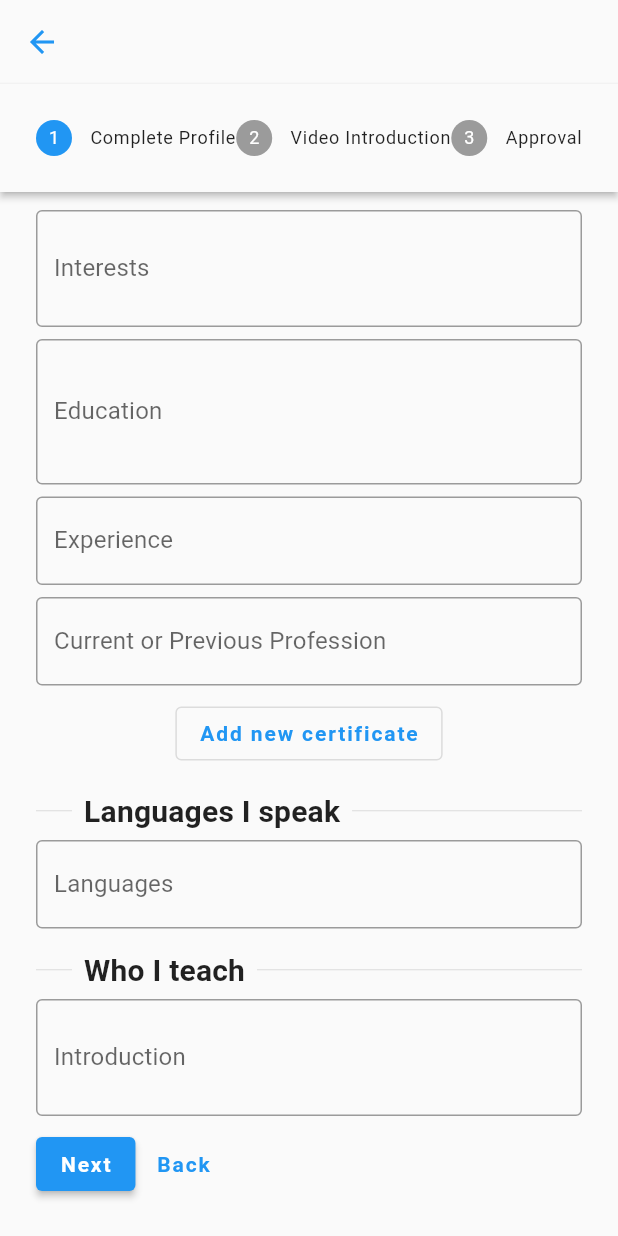
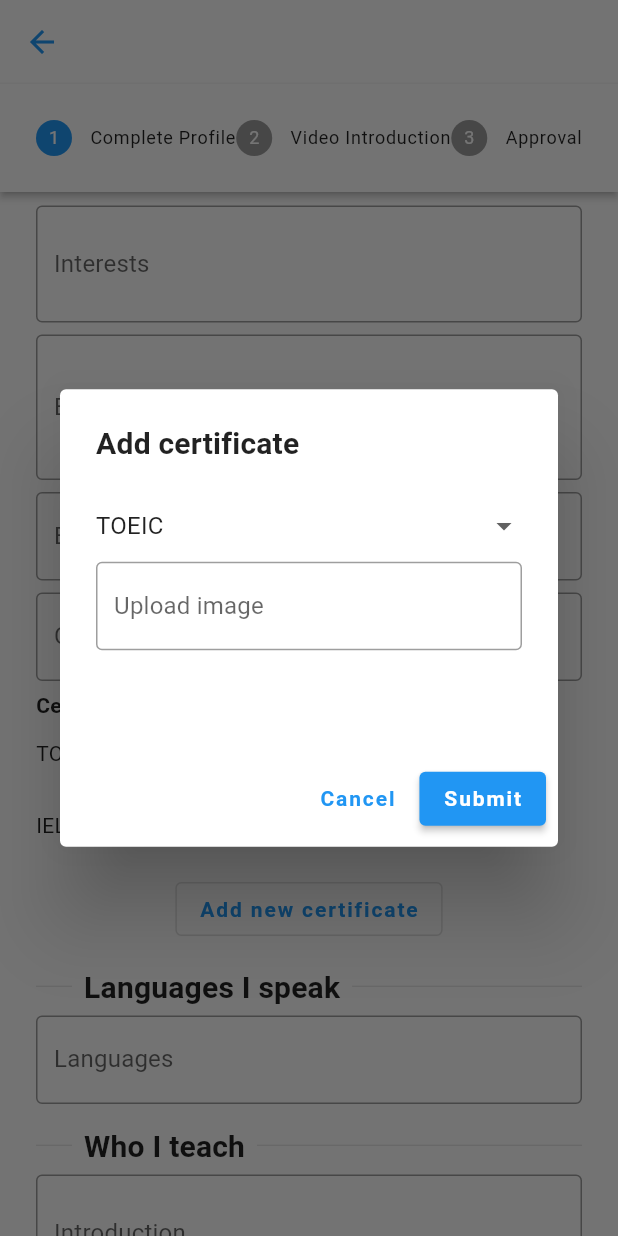
Before and after one commit to DiemUyen/CSC13118_LetTutor, a Flutter app: the BecomeTutorPage screen opened by its route, scrolled down 576 dp, after a tap on "Add new certificate", on a phone screen of 412 x 824 dp. Run offline on Flutter 3.47's test engine with Material 2 defaults, Android fonts, the phone set to English and light mode, and no system bars; our stand-ins replace flutter_rating_bar, font_awesome_flutter.

Commit message:
Fix minor errors & Update logo

```diff
--- a/let_tutor/lib/routes/profile/become_tutor_page.dart
+++ b/let_tutor/lib/routes/profile/become_tutor_page.dart
@@ -8,6 +8,8 @@ class BecomeTutorPage extends StatefulWidget {
   State<BecomeTutorPage> createState() => _BecomeTutorPageState();
 }
 
+enum LevelStudent { Beginner, Intermediate, Advanced }
+
 class _BecomeTutorPageState extends State<BecomeTutorPage> {
 
   var _index = 0;
@@ -15,6 +17,11 @@ class _BecomeTutorPageState extends State<BecomeTutorPage> {
   List<String> countries = ['Australia', 'Canada', 'China', 'Colombia', 'France', 'Indonesia', 'Japan', 'Malaysia', 'Philippines', 'UK', 'USA', 'Vietnam', 'Others'];
   var datePicker = '';
   List<String> tips = ['Find a clean and quiet space', 'Smile and look at the camera', 'Dress smart', 'Speak for 1 - 3 mintues', 'Brand yourself and have fun!'];
+  var certificates = {0: {'Certificate Type': 'TOEIC', 'Certificate':'.png'}, 1: {'Certificate Type':'IELTS', 'Certificate':'.png'}};
+  var certificateType = ['TOEIC', 'IELTS', 'TOEFL'];
+  LevelStudent? _levelStudent = LevelStudent.Beginner;
+  var selectedSpecialities = [false, false, false, false, false];
+  var specialities = ['English for Kids', 'English for Business', 'TOEIC', 'IELTS', 'TOEFL'];
 
   Widget header(BuildContext context, String header) {
     return Row(
@@ -154,6 +161,66 @@ class _BecomeTutorPageState extends State<BecomeTutorPage> {
     );
   }
 
+  Widget certificateDialog() {
+    return SizedBox(
+      width: 300,
+      height: 150,
+      child: Column(
+        children: [
+          DropdownButton<String>(
+            isExpanded: true,
+            underline: Container(
+              height: 0,
+            ),
+            value: certificateType.first,
+            items: certificateType.map<DropdownMenuItem<String>>((String value) {
+              return DropdownMenuItem<String>(value: value, child: Text(value));
+            }).toList(),
+            onChanged: (String? value) { },
+          ),
+          TextField(
+            decoration: const InputDecoration(
+              border: OutlineInputBorder(),
+              hintText: 'Upload image'
+            ),
+            onTap: () { },
+          )
+        ],
+      ),
+    );
+  }
+
+  Widget addNewCertificateButton() {
+    return OutlinedButton(
+      child: const Text('Add new certificate'),
+      onPressed: () async{
+        return showDialog(
+            context: context,
+            builder: (context) {
+              return AlertDialog(
+                title: const Text('Add certificate'),
+                content: certificateDialog(),
+                actions: [
+                  TextButton(
+                    onPressed: () {
+                      Navigator.pop(context, 'Cancel');
+                    },
+                    child: const Text('Cancel'),
+                  ),
+                  ElevatedButton(
+                    onPressed: () {
+                      Navigator.pop(context, 'Submit');
+                    },
+                    child: const Text('Submit'),
+                  )
+                ],
+              );
+            }
+        );
+      },
+    );
+  }
+
   Widget languagesField() {
     return TextFormField(
       maxLines: null,
@@ -173,6 +240,64 @@ class _BecomeTutorPageState extends State<BecomeTutorPage> {
           hintText: "Example: 'I was a doctor and can help you practice business and medical English'",
           labelText: 'Introduction'
       ),
+    );
+  }
+
+  Widget selectLevelStudents() {
+    return Column(
+      children: [
+        RadioListTile(
+          title: const Text('Beginner'),
+          value: LevelStudent.Beginner,
+          groupValue: _levelStudent,
+          onChanged: (LevelStudent? value) {
+            setState(() {
+              _levelStudent = value;
+            });
+          },
+        ),
+
+        RadioListTile(
+          title: const Text('Intermediate'),
+          value: LevelStudent.Intermediate,
+          groupValue: _levelStudent,
+          onChanged: (LevelStudent? value) {
+            setState(() {
+              _levelStudent = value;
+            });
+          },
+        ),
+
+        RadioListTile(
+          title: const Text('Advanced'),
+          value: LevelStudent.Advanced,
+          groupValue: _levelStudent,
+          onChanged: (LevelStudent? value) {
+            setState(() {
+              _levelStudent = value;
+            });
+          },
+        )
+      ],
+    );
+  }
+
+  Widget selectSpecialities() {
+    return ListView.builder(
+      shrinkWrap: true,
+      physics: const NeverScrollableScrollPhysics(),
+      itemCount: specialities.length,
+      itemBuilder: (context, index) {
+        return CheckboxListTile(
+          value: selectedSpecialities[index],
+          title: Text(specialities[index]),
+          onChanged: (bool? value) {
+            setState(() {
+              selectedSpecialities[index] = value!;
+            });
+          },
+        );
+      },
     );
   }
 
@@ -217,11 +342,30 @@ class _BecomeTutorPageState extends State<BecomeTutorPage> {
             positionField(),
             const SizedBox(height: 8,),
             // Certificate
-            // TODO: Add table to see certificate
-            OutlinedButton(
-              child: const Text('Add new certificate'),
-              onPressed: () { },
+            Row(
+              children: const [
+                Expanded(flex: 2, child: Text('Certificate Type', style: TextStyle(fontWeight: FontWeight.bold),)),
+                Expanded(flex: 2, child: Text('Certificate', style: TextStyle(fontWeight: FontWeight.bold),)),
+                Expanded(child: Text('Action', style: TextStyle(fontWeight: FontWeight.bold),))
+              ],
             ),
+            ListView.builder(
+              shrinkWrap: true,
+              scrollDirection: Axis.vertical,
+              physics: const NeverScrollableScrollPhysics(),
+              itemCount: certificates.length,
+              itemBuilder: (context, index) {
+                return Row(
+                  children: [
+                    Expanded(flex: 2, child: Text(certificates[index]!['Certificate Type']!)),
+                    Expanded(flex: 2, child: Text(certificates[index]!['Certificate']!)),
+                    Expanded(child: IconButton(onPressed: () { }, icon: const Icon(Icons.delete_outline),))
+                  ],
+                );
+              },
+            ),
+            const SizedBox(height: 8,),
+            addNewCertificateButton(),
             const SizedBox(height: 16,),
 
             // Languages I speak
@@ -238,7 +382,17 @@ class _BecomeTutorPageState extends State<BecomeTutorPage> {
             const SizedBox(height: 8,),
 
             // Best teaching
-            //TODO: best teaching + Specialities
+            const Align(
+              alignment: Alignment.centerLeft,
+              child: Text('I am best at teaching students who are', style: TextStyle(fontWeight: FontWeight.bold))
+            ),
+            selectLevelStudents(),
+            const SizedBox(height: 8,),
+            const Align(
+                alignment: Alignment.centerLeft,
+                child: Text('My specialities are', style: TextStyle(fontWeight: FontWeight.bold))
+            ),
+            selectSpecialities()
           ],
         )
     );
@@ -356,9 +510,11 @@ class _BecomeTutorPageState extends State<BecomeTutorPage> {
               }
             },
             onStepTapped: (int index) {
-              setState(() {
-                _index = index;
-              });
+              if (_index < 2) {
+                setState(() {
+                  _index = index;
+                });
+              }
             },
             steps: <Step>[
               stepOne(context),
--- a/let_tutor/lib/routes/profile/profile_home_page.dart
+++ b/let_tutor/lib/routes/profile/profile_home_page.dart
@@ -48,7 +48,12 @@ class _ProfileHomePageState extends State<ProfileHomePage> {
             icon: Icon(icons[index]),
             label: Text(titles[index]),
             onPressed: () {
-              Navigator.pushNamed(context, routes[index]);
+              if (routes[index] == RouteGenerator.signInPage) {
+                Navigator.pushNamedAndRemoveUntil(context, routes[index], (route) => false);
+              }
+              else {
+                Navigator.pushNamed(context, routes[index]);
+              }
             },
           ),
         )
--- a/let_tutor/lib/routes/tutor/tutor_detail.dart
+++ b/let_tutor/lib/routes/tutor/tutor_detail.dart
@@ -30,21 +30,21 @@ class _TutorDetailState extends State<TutorDetail> {
   }
 
   Widget contentReportDialog() {
-    return Wrap(
-      children: [
-        Column(
+    return Column(
       children: [
         Row(
           children: const [
             Icon(Icons.report),
             SizedBox(width: 8,),
-                Text('Help us understand what\'s happening?')
+            Flexible(
+              child: Text('Help us understand what\'s happening?', overflow: TextOverflow.fade,),
+            )
           ],
         ),
         const SizedBox(height: 8,),
 
         SizedBox(
-              height: 150,
+          height: 200,
           width: 300,
           child: ListView.builder(
             shrinkWrap: true,
@@ -70,8 +70,6 @@ class _TutorDetailState extends State<TutorDetail> {
             border: OutlineInputBorder(),
             hintText: 'Please let us know details about your problem',
           ),
-            ),
-          ],
         ),
       ],
     );
--- a/let_tutor/lib/routes/tutor/write_review.dart
+++ b/let_tutor/lib/routes/tutor/write_review.dart
@@ -58,7 +58,7 @@ class _WritingReviewPageState extends State<WritingReviewPage> {
     return SafeArea(
       child: Scaffold(
         appBar: AppBar(),
-        body: Padding(
+        body: SingleChildScrollView(
           padding: const EdgeInsets.symmetric(horizontal: 16),
           child: Column(
             children: [
```
Also changed, not shown: 32 other files. Lines whose indentation alone changed are shown as unchanged.
